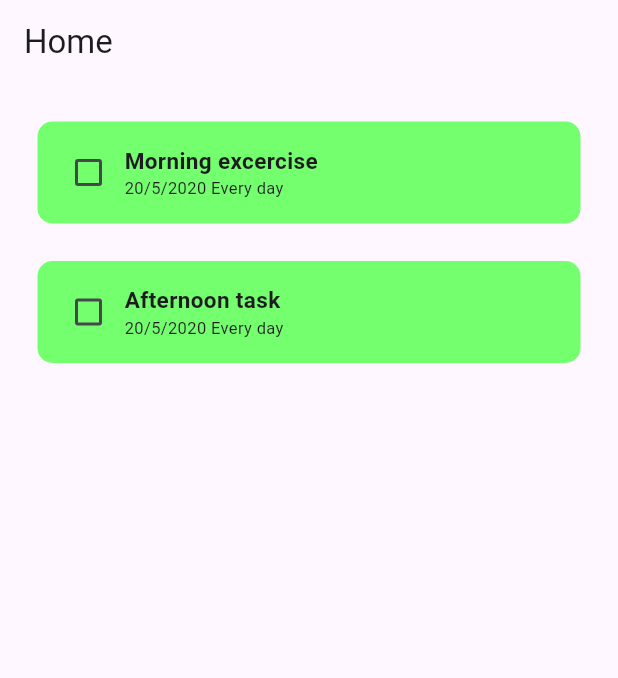
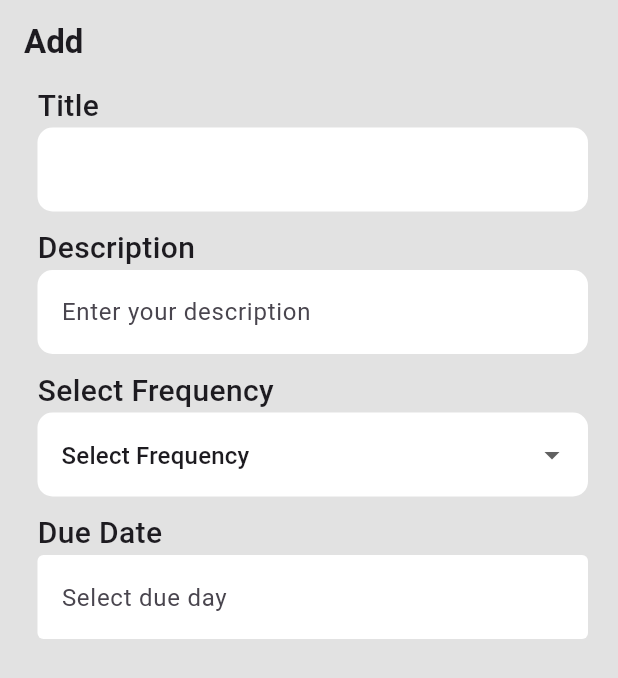
Before and after one commit to iseT1enLoc/todo_flutter, a Flutter app: the screen it shows after launch, on a phone screen of 412 x 824 dp. Shown: the top 678 px of the screen. Run offline on Flutter 3.47's test engine with Material 3 defaults, Android fonts, the phone set to English and light mode, and no system bars; drawn by our look-alikes of date_field.

Commit message:
good to use version

```diff
--- a/lib/main.dart
+++ b/lib/main.dart
@@ -1,5 +1,6 @@
 import 'package:flutter/material.dart';
 import 'package:twodu/home.dart';
+import 'package:twodu/task/create_task_view.dart';
 import 'package:twodu/task/task.dart';
 
 void main() {
@@ -10,7 +11,7 @@ void main() {
           seedColor: const Color.fromARGB(255, 110, 40, 231)),
       useMaterial3: true,
     ),
-    home: const Home(),
+    home: const CreateView(),
     debugShowCheckedModeBanner: false,
   ));
 }
--- /dev/null
+++ b/lib/task/create_task_view.dart
@@ -0,0 +1,132 @@
+import 'package:flutter/material.dart';
+import 'package:date_field/date_field.dart';
+
+class CreateView extends StatefulWidget {
+  const CreateView({super.key});
+
+  @override
+  State<CreateView> createState() => _CreateViewState();
+}
+
+class _CreateViewState extends State<CreateView> {
+  DateTime? selectedDate;
+
+  @override
+  Widget build(BuildContext context) {
+    const List<String> _items = <String>[
+      'Select Frequency',
+      'One',
+      'Two',
+      'Three',
+      'Four'
+    ];
+
+    String dropdownValue = _items.first;
+    return Scaffold(
+      backgroundColor: const Color.fromARGB(255, 226, 226, 226),
+      appBar: AppBar(
+        title: const Text("Add",
+            style: TextStyle(
+              fontWeight: FontWeight.w600,
+            )),
+        backgroundColor: const Color.fromARGB(255, 226, 226, 226),
+      ),
+      body: Padding(
+        padding: const EdgeInsets.only(left: 25, top: 0, right: 20),
+        child: Column(
+          crossAxisAlignment: CrossAxisAlignment.start,
+          children: [
+            //title input
+            const Text(
+              "Title",
+              style: TextStyle(fontWeight: FontWeight.w500, fontSize: 20),
+            ),
+            TextField(
+              decoration: InputDecoration(
+                filled: true,
+                fillColor: Colors.white,
+                border: OutlineInputBorder(
+                    borderSide: BorderSide.none,
+                    borderRadius: BorderRadius.circular(10)),
+              ),
+            ),
+            const SizedBox(
+              height: 10,
+            ),
+            //Description
+            const Text(
+              "Description",
+              style: TextStyle(fontWeight: FontWeight.w500, fontSize: 20),
+            ),
+            TextField(
+              decoration: InputDecoration(
+                hintText: "Enter your description",
+                filled: true,
+                fillColor: Colors.white,
+                border: OutlineInputBorder(
+                    borderSide: BorderSide.none,
+                    borderRadius: BorderRadius.circular(10)),
+              ),
+            ),
+            const SizedBox(
+              height: 10,
+            ),
+            //Select frequency
+            const Text(
+              "Select Frequency",
+              style: TextStyle(fontWeight: FontWeight.w500, fontSize: 20),
+            ),
+            DropdownButtonFormField(
+              decoration: InputDecoration(
+                hintText: "Select frequency",
+                filled: true,
+                fillColor: Colors.white,
+                border: OutlineInputBorder(
+                  borderSide: BorderSide.none,
+                  borderRadius: BorderRadius.circular(10),
+                ),
+              ),
+              value: dropdownValue,
+              items: _items
+                  .map<DropdownMenuItem<String>>(
+                    (String value) =>
+                        DropdownMenuItem(value: value, child: Text(value)),
+                  )
+                  .toList(),
+              hint: const Text("Select fruency"),
+              onChanged: (value) {
+                setState(() {
+                  dropdownValue = value.toString();
+                });
+              },
+            ), //Due date
+            const SizedBox(
+              height: 10,
+            ),
+            const Text(
+              "Due Date",
+              style: TextStyle(fontWeight: FontWeight.w500, fontSize: 20),
+            ),
+            DateTimeFormField(
+              decoration: const InputDecoration(
+                hintText: 'Select due day',
+                filled: true,
+                fillColor: Colors.white,
+                border: OutlineInputBorder(
+                  borderSide: BorderSide.none,
+                ),
+              ),
+              firstDate: DateTime.now().add(const Duration(days: 10)),
+              lastDate: DateTime.now().add(const Duration(days: 40)),
+              initialPickerDateTime:
+                  DateTime.now().add(const Duration(days: 20)),
+              onChanged: (DateTime? value) {
+                selectedDate = value;
+              },
+            ),
+          ],
+        ),
+      ),
+    );
+  }
+}
--- a/lib/task/task.dart
+++ b/lib/task/task.dart
@@ -45,11 +45,21 @@ class Task extends StatelessWidget {
               children: [
                 Text(
                   title,
-                  style: TextStyle(fontSize: 15, fontWeight: FontWeight.w700),
+                  style: TextStyle(
+                      fontSize: 20,
+                      fontWeight: FontWeight.w700,
+                      decoration: isCompleted
+                          ? TextDecoration.lineThrough
+                          : TextDecoration.none),
                 ),
                 Text(
                   dueDay + " " + Frequency.toString(),
-                  style: const TextStyle(fontSize: 11),
+                  style: TextStyle(
+                    fontSize: 12,
+                    decoration: isCompleted
+                        ? TextDecoration.lineThrough
+                        : TextDecoration.none,
+                  ),
                 ),
               ],
             )
--- a/lib/test.dart
+++ b/lib/test.dart
@@ -12,3 +12,25 @@ void main() async {
 
   print(await multiply2number(a, b));
 }
+DropdownButton(
+                    // Initial Value
+                    value: dropdownValue,
+
+                    // Down Arrow Icon
+                    icon: const Icon(Icons.keyboard_arrow_down),
+
+                    // Array list of items
+                    items: items.map((String items) {
+                      return DropdownMenuItem(
+                        value: items,
+                        child: Text(items),
+                      );
+                    }).toList(),
+                    // After selecting the desired option,it will
+                    // change button value to selected value
+                    onChanged: (String? newValue) {
+                      setState(() {
+                        dropdownValue = newValue!;
+                      });
+                    },
+                  )
--- a/pubspec.yaml
+++ b/pubspec.yaml
@@ -35,6 +35,7 @@ dependencies:
   # The following adds the Cupertino Icons font to your application.
   # Use with the CupertinoIcons class for iOS style icons.
   cupertino_icons: ^1.0.2
+  date_field: ^4.0.1
 
 dev_dependencies:
   flutter_test:
```
Also changed, not shown: pubspec.lock.
